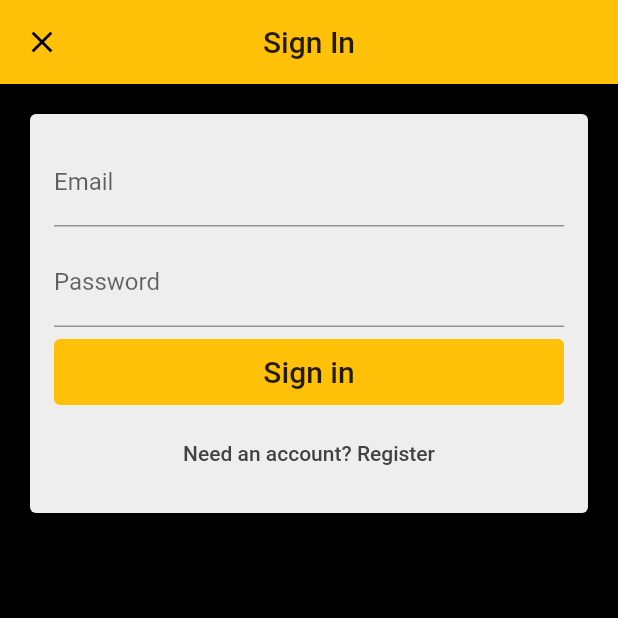
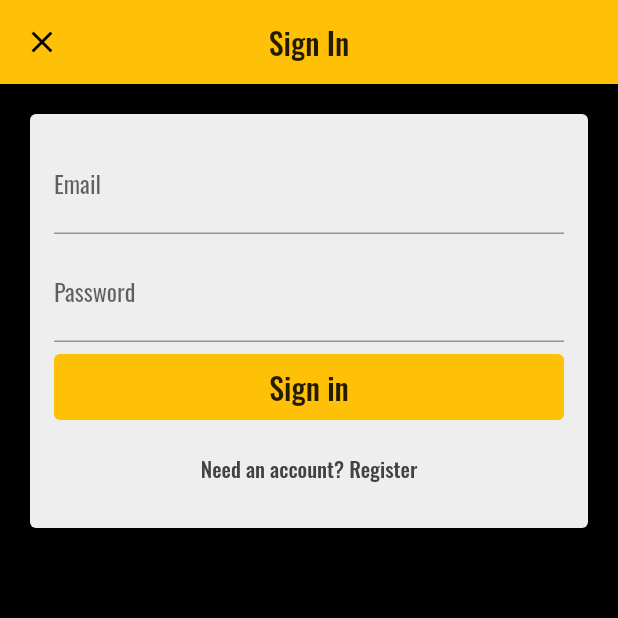
Before and after one commit to uggrin/ds_loyalty_user, a Flutter app: the screen it shows after launch, after a tap on "Email", on a phone screen of 412 x 824 dp, the top half of it. Run offline on Flutter 3.47's test engine with Material 2 defaults, Android fonts, the phone set to English and light mode, and no system bars; our stand-ins replace firebase_auth, firebase_core, google_fonts, google_sign_in, qr_flutter; missing offline and left inert: flutter_login_facebook; accounts and stored records are empty.

Commit message:
ChangeNotifier and ValueNotifier added

```diff
--- /dev/null
+++ b/lib/app/sign_in/email_sign_in_change_model.dart
@@ -0,0 +1,90 @@
+import 'package:ds_loyalty_user/app/sign_in/validators.dart';
+import 'package:ds_loyalty_user/services/auth.dart';
+import 'package:flutter/foundation.dart';
+
+import 'email_sign_in_model.dart';
+
+class EmailSignInChangeModel with EmailAndPasswordValidators, ChangeNotifier {
+  EmailSignInChangeModel({
+    @required this.auth,
+    this.email = '',
+    this.password = '',
+    this.formType = EmailSignInFormType.signIn,
+    this.isLoading = false,
+    this.submitted = false,
+  });
+
+  final AuthBase auth;
+
+  String email;
+  String password;
+  EmailSignInFormType formType;
+  bool isLoading;
+  bool submitted;
+
+  Future<void> submit() async {
+    updateWith(submitted: true, isLoading: true);
+    try {
+      if (formType == EmailSignInFormType.signIn) {
+        await auth.signInEmail(email, password);
+      } else {
+        await auth.createUserEmail(email, password);
+      }
+    } catch (error) {
+      updateWith(isLoading: false);
+      rethrow;
+    }
+  }
+
+  String get primaryButtonText {
+    return formType == EmailSignInFormType.signIn ? 'Sign in' : 'Create an account';
+  }
+
+  String get secondaryButtonText {
+    return formType == EmailSignInFormType.signIn ? 'Need an account? Register' : 'Have an account? Sign in';
+  }
+
+  bool get canSubmit {
+    return emailValidator.isValid(email) && passwordValidator.isValid(password) && !isLoading;
+  }
+
+  String get passwordErrorText {
+    bool showErrorText = submitted && !passwordValidator.isValid(password);
+    return showErrorText ? invalidPasswordErrorText : null;
+  }
+
+  String get emailErrorText {
+    bool showErrorText = submitted && !emailValidator.isValid(email);
+    return showErrorText ? invalidEmailErrorText : null;
+  }
+
+  void toggleFormType() {
+    final formType = this.formType == EmailSignInFormType.signIn ? EmailSignInFormType.register : EmailSignInFormType.signIn;
+    updateWith(
+      email: '',
+      password: '',
+      formType: formType,
+      submitted: false,
+      isLoading: false,
+    );
+  }
+
+  void updateEmail(String email) => updateWith(email: email);
+
+  void updatePassword(String password) => updateWith(password: password);
+
+  void updateWith({
+    String email,
+    String password,
+    EmailSignInFormType formType,
+    bool isLoading,
+    bool submitted,
+  }) {
+    this.email = email ?? this.email;
+    this.password = password ?? this.password;
+    this.formType = formType ?? this.formType;
+    this.isLoading = isLoading ?? this.isLoading;
+    this.submitted = submitted ?? this.submitted;
+    notifyListeners();
+  }
+}
--- /dev/null
+++ b/lib/app/sign_in/email_sign_in_form_change_notifier.dart
@@ -0,0 +1,137 @@
+import 'package:ds_loyalty_user/common_widgets/form_submit_button.dart';
+import 'package:ds_loyalty_user/common_widgets/show_exception_alert.dart';
+import 'package:ds_loyalty_user/services/auth.dart';
+import 'package:firebase_auth/firebase_auth.dart';
+import 'package:flutter/material.dart';
+import 'package:provider/provider.dart';
+
+import 'email_sign_in_change_model.dart';
+
+class EmailSignInFormChangeNotifier extends StatefulWidget {
+  EmailSignInFormChangeNotifier({@required this.model});
+  final EmailSignInChangeModel model;
+
+  static Widget create(BuildContext context) {
+    final auth = Provider.of<AuthBase>(context, listen: false);
+    return ChangeNotifierProvider<EmailSignInChangeModel>(
+      create: (_) => EmailSignInChangeModel(auth: auth),
+      child: Consumer<EmailSignInChangeModel>(
+        builder: (_, model, __) => EmailSignInFormChangeNotifier(model: model),
+      ),
+    );
+  }
+
+  @override
+  _EmailSignInFormChangeNotifierState createState() => _EmailSignInFormChangeNotifierState();
+}
+
+class _EmailSignInFormChangeNotifierState extends State<EmailSignInFormChangeNotifier> {
+  final TextEditingController _emailController = TextEditingController();
+  final TextEditingController _passwordController = TextEditingController();
+  final FocusNode _emailFocusNode = FocusNode();
+  final FocusNode _passwordFocusNode = FocusNode();
+
+  EmailSignInChangeModel get model => widget.model;
+
+  @override
+  void dispose() {
+    _emailController.dispose();
+    _passwordController.dispose();
+    _emailFocusNode.dispose();
+    _passwordFocusNode.dispose();
+    super.dispose();
+  }
+
+  void _submit() async {
+    try {
+      await model.submit();
+      Navigator.of(context).pop();
+    } on FirebaseAuthException catch (error) {
+      showExceptionAlert(
+        context,
+        title: 'Sign in failed',
+        exception: error,
+      );
+    }
+  }
+
+  void _emailEditingComplete() {
+    final newFocus = model.emailValidator.isValid(model.email) ? _passwordFocusNode : _emailFocusNode;
+    FocusScope.of(context).requestFocus(newFocus);
+  }
+
+  void _toggleFormType() {
+    model.toggleFormType();
+    _emailController.clear();
+    _passwordController.clear();
+  }
+
+  List<Widget> _buildForm() {
+    return [
+      _buildEmailField(),
+      SizedBox(height: 8.0),
+      _buildPasswordField(),
+      SizedBox(height: 8.0),
+      FormSubmitButton(
+        text: model.primaryButtonText,
+        onPressed: model.canSubmit ? _submit : null,
+      ),
+      SizedBox(height: 8.0),
+      FlatButton(
+        onPressed: !model.isLoading ? _toggleFormType : null,
+        child: Text(
+          model.secondaryButtonText,
+          style: TextStyle(color: Colors.grey[800]),
+        ),
+      ),
+    ];
+  }
+
+  TextField _buildEmailField() {
+    return TextField(
+      focusNode: _emailFocusNode,
+      controller: _emailController,
+      autocorrect: false,
+      keyboardType: TextInputType.emailAddress,
+      textInputAction: TextInputAction.next,
+      onEditingComplete: () => _emailEditingComplete(),
+      onChanged: model.updateEmail,
+      decoration: InputDecoration(
+        labelText: 'Email',
+        hintText: 'address@mail.com',
+        errorText: model.emailErrorText,
+        enabled: model.isLoading == false,
+      ),
+    );
+  }
+
+  TextField _buildPasswordField() {
+    return TextField(
+      focusNode: _passwordFocusNode,
+      controller: _passwordController,
+      decoration: InputDecoration(
+        labelText: 'Password',
+        errorText: model.passwordErrorText,
+        enabled: model.isLoading == false,
+      ),
+      obscureText: true,
+      textInputAction: TextInputAction.done,
+      onEditingComplete: _submit,
+      onChanged: model.updatePassword,
+    );
+  }
+
+  @override
+  Widget build(BuildContext context) {
+    return Padding(
+      padding: const EdgeInsets.all(16.0),
+      child: SingleChildScrollView(
+        child: Column(
+          crossAxisAlignment: CrossAxisAlignment.stretch,
+          mainAxisSize: MainAxisSize.min,
+          children: _buildForm(),
+        ),
+      ),
+    );
+  }
+}
--- a/lib/app/sign_in/email_sign_in_page.dart
+++ b/lib/app/sign_in/email_sign_in_page.dart
@@ -1,4 +1,4 @@
-import 'package:ds_loyalty_user/app/sign_in/email_sign_in_form_bloc_based.dart';
+import 'package:ds_loyalty_user/app/sign_in/email_sign_in_form_change_notifier.dart';
 import 'package:flutter/material.dart';
 
 class EmailSignInPage extends StatelessWidget {
@@ -15,7 +15,7 @@ class EmailSignInPage extends StatelessWidget {
           padding: const EdgeInsets.all(16.0),
           child: Card(
             color: Colors.grey[200],
-            child: EmailSignInFormBloc.create(context),
+            child: EmailSignInFormChangeNotifier.create(context),
           ),
         ),
       ),
--- a/lib/app/sign_in/sign_in_page.dart
+++ b/lib/app/sign_in/sign_in_page.dart
@@ -1,25 +1,32 @@
 import 'package:ds_loyalty_user/app/sign_in/email_sign_in_page.dart';
-import 'package:ds_loyalty_user/app/sign_in/sign_in_bloc.dart';
 import 'package:ds_loyalty_user/app/sign_in/sign_in_button.dart';
+import 'package:ds_loyalty_user/app/sign_in/sign_in_manager.dart';
 import 'package:ds_loyalty_user/app/sign_in/social_sign_in_button.dart';
 import 'package:ds_loyalty_user/common_widgets/show_exception_alert.dart';
 import 'package:ds_loyalty_user/services/auth.dart';
 import 'package:firebase_auth/firebase_auth.dart';
 import 'package:flutter/material.dart';
+import 'package:google_fonts/google_fonts.dart';
 import 'package:provider/provider.dart';
 
 class SignInPage extends StatelessWidget {
-  const SignInPage({Key key, @required this.bloc}) : super(key: key);
-  final SignInBloc bloc;
+  const SignInPage({Key key, @required this.manager, @required this.isLoading}) : super(key: key);
+  final SignInManager manager;
+  final bool isLoading;
 
   static Widget create(BuildContext context) {
     final auth = Provider.of<AuthBase>(context, listen: false);
-    return Provider<SignInBloc>(
-      create: (_) => SignInBloc(auth: auth),
-      dispose: (_, bloc) => bloc.dispose(),
-      child: Consumer<SignInBloc>(
-        builder: (_, bloc, __) => SignInPage(
-          bloc: bloc,
+    return ChangeNotifierProvider<ValueNotifier<bool>>(
+      create: (_) => ValueNotifier<bool>(false),
+      child: Consumer<ValueNotifier<bool>>(
+        builder: (_, isLoading, __) => Provider<SignInManager>(
+          create: (_) => SignInManager(auth: auth, isLoading: isLoading),
+          child: Consumer<SignInManager>(
+            builder: (_, manager, __) => SignInPage(
+              manager: manager,
+              isLoading: isLoading.value,
+            ),
+          ),
         ),
       ),
     );
@@ -47,7 +54,7 @@ class SignInPage extends StatelessWidget {
 
   Future<void> _signInGoogle(BuildContext context) async {
     try {
-      await bloc.signInGoogle();
+      await manager.signInGoogle();
     } on Exception catch (e) {
       _showSignInError(context, e);
     }
@@ -55,7 +62,7 @@ class SignInPage extends StatelessWidget {
 
   Future<void> _signInFacebook(BuildContext context) async {
     try {
-      await bloc.signInFacebook();
+      await manager.signInFacebook();
     } on Exception catch (e) {
       _showSignInError(context, e);
     }
@@ -78,20 +85,26 @@ class SignInPage extends StatelessWidget {
     return Scaffold(
       appBar: AppBar(
         centerTitle: true,
-        title: Text('Welcome To Dirty South Club'),
+        title: Text(
+          'Welcome to Dirty South Club',
+          style: GoogleFonts.oswald(
+            fontSize: 26,
+          ),
+        ),
         elevation: 0,
+        actions: [
+          Padding(
+            padding: const EdgeInsets.all(10.0),
+            child: Image.asset('assets/images/dse-logo.jpg'),
+          ),
+        ],
       ),
-      body: StreamBuilder<bool>(
-          stream: bloc.isLoadingStream,
-          initialData: false,
-          builder: (context, snapshot) {
-            return _buildContent(context, snapshot.data);
-          }),
+      body: _buildContent(context),
       backgroundColor: Colors.black54,
     );
   }
 
-  Widget _buildContent(BuildContext context, bool isLoading) {
+  Widget _buildContent(BuildContext context) {
     return Padding(
       padding: const EdgeInsets.all(16.0),
       child: Center(
@@ -117,7 +130,7 @@ class SignInPage extends StatelessWidget {
             SizedBox(height: 12.0),
             SizedBox(
               height: 50,
-              child: _buildHeader(isLoading),
+              child: _buildHeader(),
             ),
             SizedBox(height: 12.0),
             /*Divider(
@@ -173,7 +186,7 @@ class SignInPage extends StatelessWidget {
     );
   }
 
-  Widget _buildHeader(bool isLoading) {
+  Widget _buildHeader() {
     if (isLoading) {
       return Center(
         child: CircularProgressIndicator(),
--- a/lib/main.dart
+++ b/lib/main.dart
@@ -2,6 +2,7 @@ import 'package:ds_loyalty_user/app/landing_page.dart';
 import 'package:ds_loyalty_user/services/auth.dart';
 import 'package:firebase_core/firebase_core.dart';
 import 'package:flutter/material.dart';
+import 'package:google_fonts/google_fonts.dart';
 import 'package:provider/provider.dart';
 
 Future<void> main() async {
@@ -20,6 +21,12 @@ class DsApp extends StatelessWidget {
         theme: ThemeData(
           primarySwatch: Colors.amber,
           backgroundColor: Colors.black54,
+          textTheme: GoogleFonts.oswaldTextTheme(
+            Theme.of(context).textTheme,
+          ),
+          primaryTextTheme: GoogleFonts.oswaldTextTheme(
+            Theme.of(context).textTheme,
+          ),
         ),
         home: LandingPage(),
       ),
--- a/pubspec.yaml
+++ b/pubspec.yaml
@@ -18,6 +18,7 @@ dependencies:
   flutter_login_facebook: 0.4.0+1
   qr_flutter: ^3.1.0
   provider: ^4.3.3
+  google_fonts: ^1.1.2
 
 
 dev_dependencies:
@@ -29,3 +30,4 @@ flutter:
 
   assets:
     - assets/images/
+    - fonts/
```
Also changed, not shown: lib/app/sign_in/sign_in_manager.dart (renamed from lib/app/sign_in/sign_in_bloc.dart, +6 -13 lines), assets/images/dse-logo.jpg (added), fonts/Oswald-Bold.ttf (added), fonts/Oswald-ExtraLight.ttf (added), fonts/Oswald-Light.ttf (added), fonts/Oswald-Medium.ttf (added), fonts/Oswald-Regular.ttf (added), fonts/Oswald-SemiBold.ttf (added), pubspec.lock.
